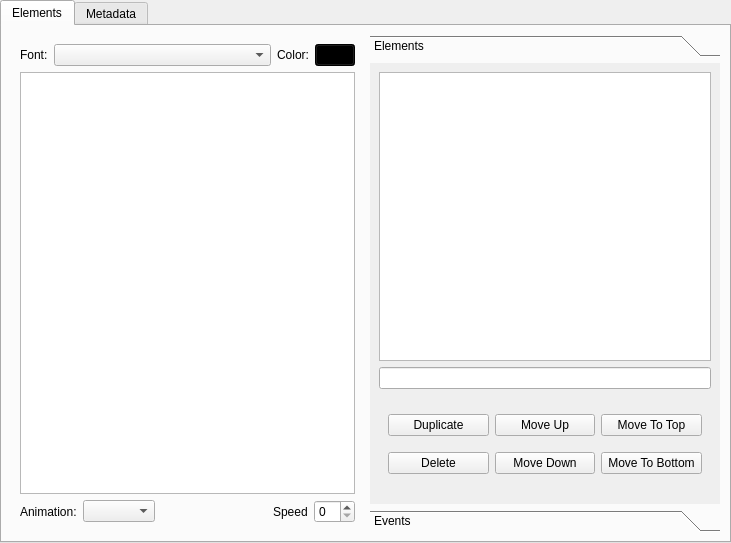
First picture: the form in pagesettings.ui, repository minirop/hso-page-builder, before the edit.
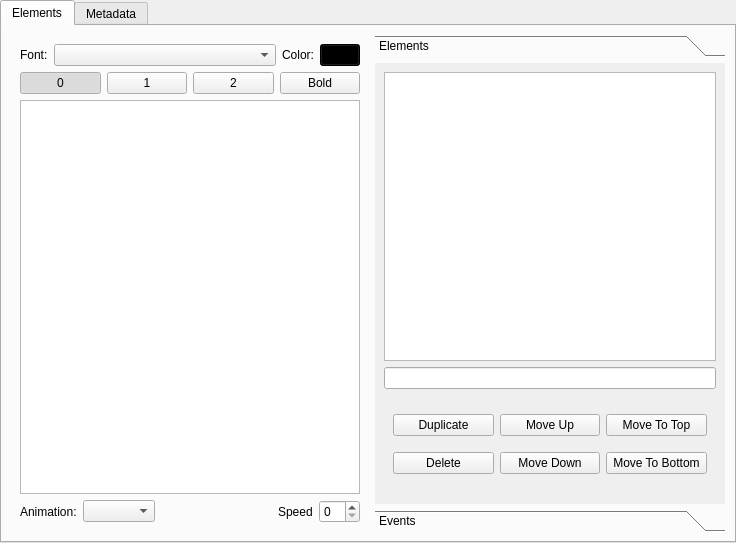
Second picture: the form after the edit.

```diff
--- a/pagesettings.ui
+++ b/pagesettings.ui
@@ -6,7 +6,7 @@
    <rect>
     <x>0</x>
     <y>0</y>
-    <width>731</width>
+    <width>736</width>
     <height>543</height>
    </rect>
   </property>
@@ -101,6 +101,62 @@
              </item>
             </layout>
            </item>
+           <item>
+            <layout class="QHBoxLayout" name="horizontalLayout_5">
+             <item>
+              <widget class="QPushButton" name="size0Button">
+               <property name="text">
+                <string>0</string>
+               </property>
+               <property name="checkable">
+                <bool>true</bool>
+               </property>
+               <property name="checked">
+                <bool>true</bool>
+               </property>
+               <attribute name="buttonGroup">
+                <string notr="true">fontSizeGroup</string>
+               </attribute>
+              </widget>
+             </item>
+             <item>
+              <widget class="QPushButton" name="size1Button">
+               <property name="text">
+                <string>1</string>
+               </property>
+               <property name="checkable">
+                <bool>true</bool>
+               </property>
+               <attribute name="buttonGroup">
+                <string notr="true">fontSizeGroup</string>
+               </attribute>
+              </widget>
+             </item>
+             <item>
+              <widget class="QPushButton" name="size2Button">
+               <property name="text">
+                <string>2</string>
+               </property>
+               <property name="checkable">
+                <bool>true</bool>
+               </property>
+               <attribute name="buttonGroup">
+                <string notr="true">fontSizeGroup</string>
+               </attribute>
+              </widget>
+             </item>
+             <item>
+              <widget class="QPushButton" name="boldButton">
+               <property name="text">
+                <string>Bold</string>
+               </property>
+               <property name="checkable">
+                <bool>true</bool>
+               </property>
+              </widget>
+             </item>
+            </layout>
+           </item>
            <item>
             <widget class="QTextEdit" name="textEdit"/>
            </item>
```
Left out of the diff: 3 changed lines with no effect on the pictures.
